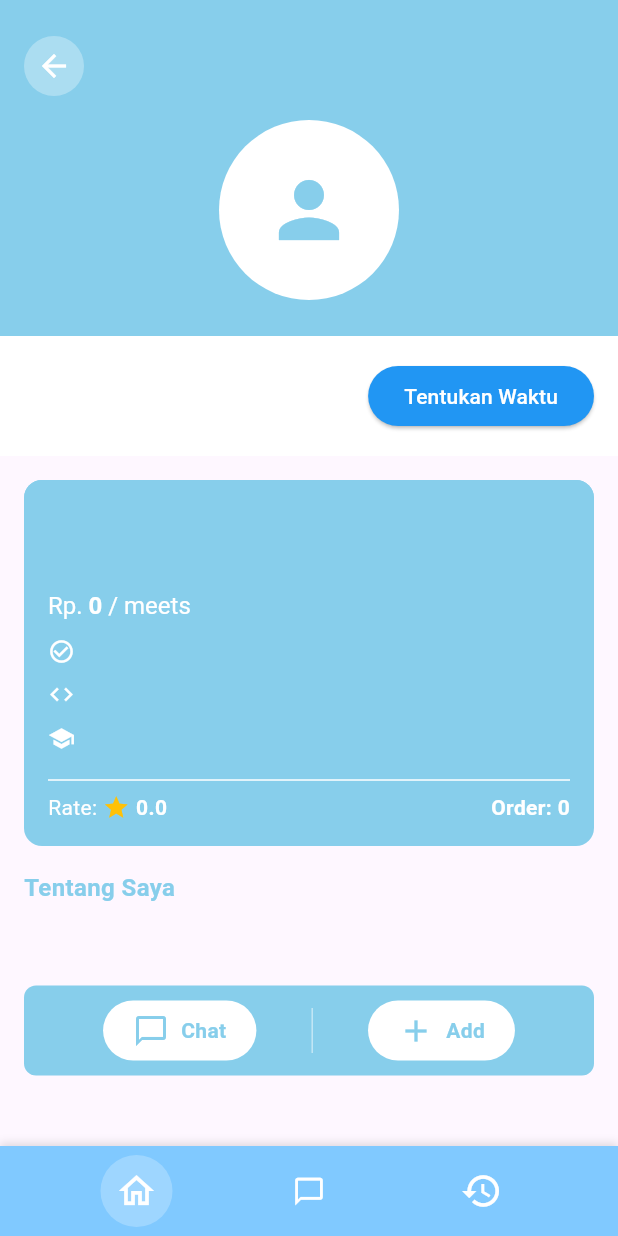
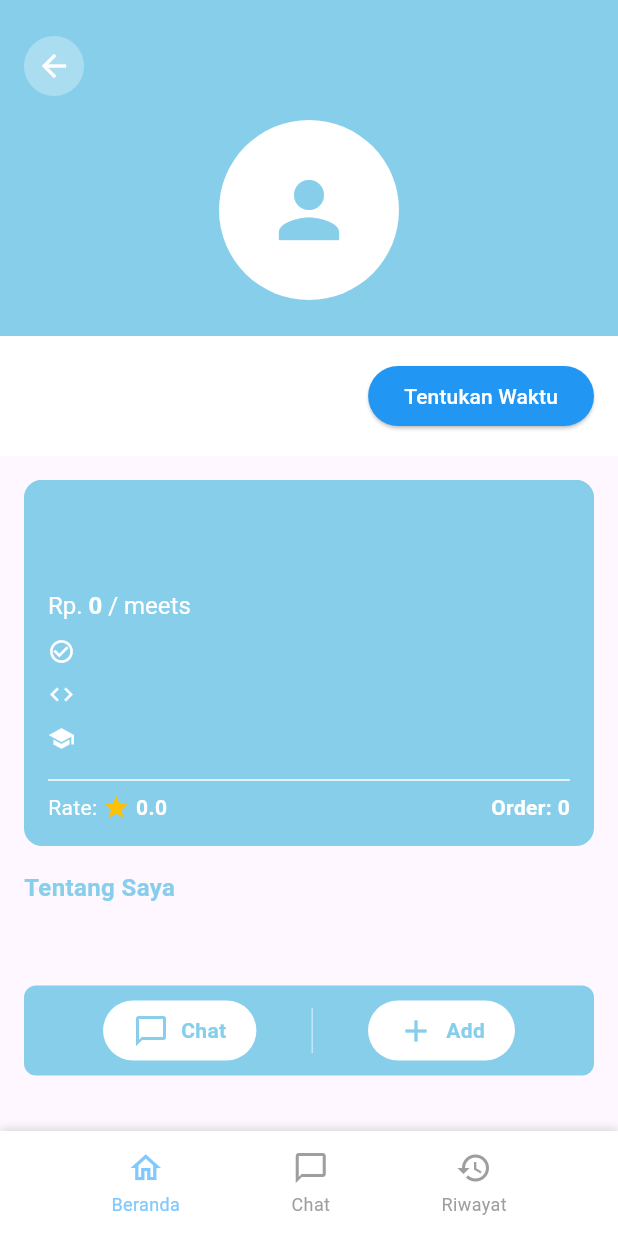
Before and after one commit to davin59/KonsulMate, a Flutter app: the MentorDetailPage screen opened directly with empty values, on a phone screen of 412 x 824 dp. Run offline on Flutter 3.47's test engine with Material 3 defaults, Android fonts, the phone set to English and light mode, and no system bars; our stand-ins replace cloud_firestore, firebase_auth, firebase_core, firebase_storage, image_picker; accounts and stored records are empty.

Commit message:
sedikit styling

```diff
--- a/lib/pages/user/payment_page.dart
+++ b/lib/pages/user/payment_page.dart
@@ -1,6 +1,5 @@
 import 'dart:io';
-import 'dart:typed_data';
-import 'package:flutter/foundation.dart'; // untuk kIsWeb
+import 'package:flutter/foundation.dart';
 import 'package:flutter/material.dart';
 import 'package:cloud_firestore/cloud_firestore.dart';
 import 'package:firebase_storage/firebase_storage.dart';
--- a/lib/pages/widgets/footer_user.dart
+++ b/lib/pages/widgets/footer_user.dart
@@ -29,7 +29,7 @@ class FooterUser extends StatelessWidget {
       case 1:
         page = ListChatUser(userName: userName, userId: userId);
         break;
-      case 3:
+      case 2:
         page = HistoryUser(userName: userName, userId: userId);
         break;
       default:
@@ -44,9 +44,9 @@ class FooterUser extends StatelessWidget {
   @override
   Widget build(BuildContext context) {
     return Container(
-      height: 60,
+      height: 70,
       decoration: const BoxDecoration(
-        color: Color(0xFF80C9FF),
+        color: Colors.white,
         boxShadow: [
           BoxShadow(
             color: Colors.black12,
@@ -58,14 +58,9 @@ class FooterUser extends StatelessWidget {
       child: Row(
         mainAxisAlignment: MainAxisAlignment.spaceEvenly,
         children: [
-          _buildNavItem(context, 0, Icons.home_outlined),
-          _buildNavItem(
-            context,
-            1,
-            Icons.chat_bubble_outline,
-            iconSize: 22,
-          ), // icon chat lebih kecil
-          _buildNavItem(context, 3, Icons.history),
+          _buildNavItem(context, 0, Icons.home_outlined, "Beranda"),
+          _buildNavItem(context, 1, Icons.chat_bubble_outline, "Chat"),
+          _buildNavItem(context, 2, Icons.history, "Riwayat"),
         ],
       ),
     );
@@ -74,27 +69,30 @@ class FooterUser extends StatelessWidget {
   Widget _buildNavItem(
     BuildContext context,
     int index,
-    IconData icon, {
-    double iconSize = 28,
-    double boxSize = 48,
+    IconData icon,
+    String label, {
+    double iconSize = 24,
   }) {
     final isSelected = index == currentIndex;
     return InkWell(
       onTap: () => _onItemTapped(context, index),
-      child: SizedBox(
-        width: boxSize,
-        height: boxSize,
-        child:
-            isSelected
-                ? Container(
-                  decoration: const BoxDecoration(
-                    shape: BoxShape.circle,
-                    color: Colors.white24,
-                  ),
-                  alignment: Alignment.center,
-                  child: Icon(icon, color: Colors.white, size: iconSize),
-                )
-                : Icon(icon, color: Colors.white, size: iconSize),
+      child: Column(
+        mainAxisAlignment: MainAxisAlignment.center,
+        children: [
+          Icon(
+            icon,
+            color: isSelected ? const Color(0xFF80C9FF) : Colors.grey,
+            size: iconSize,
+          ),
+          const SizedBox(height: 4),
+          Text(
+            label,
+            style: TextStyle(
+              fontSize: 12,
+              color: isSelected ? const Color(0xFF80C9FF) : Colors.grey,
+            ),
+          ),
+        ],
       ),
     );
   }
```
Also changed, not shown: pubspec.lock.
